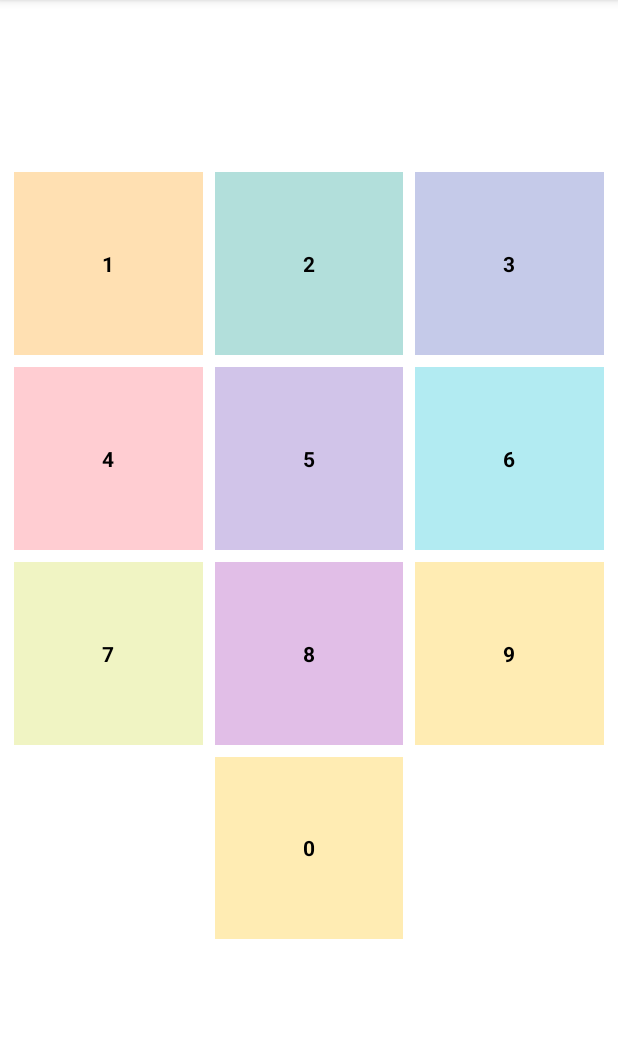
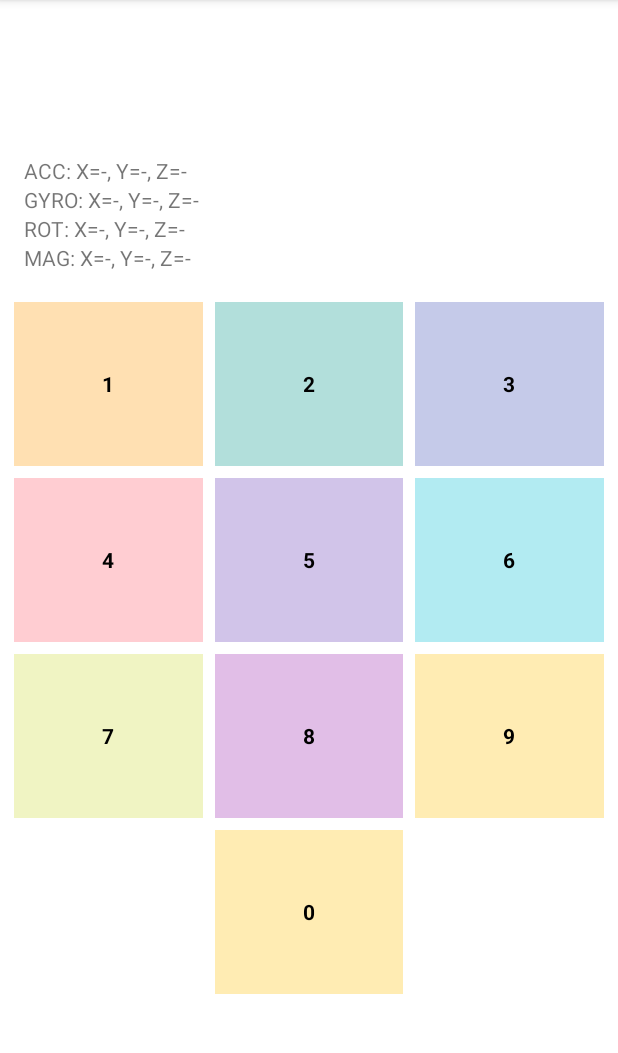
Before and after one commit to donbigi/IOT_andriod_sensor_data, an Android app: the screen it shows after launch (MainActivity), on a phone screen of 412 x 824 dp, the part 84-1137 px from its top. Run offline under Robolectric (Android 15) with nearby library versions, the phone set to English and light mode, and no system bars.

Commit message:
Refactor MainActivity to remove zone dialog and implement live sensor data display; add auto-stop feature for recording in SensorService; update layout for live data presentation.

```diff
--- a/andriod/Project/app/src/main/res/layout/activity_main.xml
+++ b/andriod/Project/app/src/main/res/layout/activity_main.xml
@@ -6,11 +6,53 @@
     android:orientation="vertical"
     tools:context=".MainActivity">
 
-    <!-- Top empty space: 1/6 of screen -->
+
+    <!-- 🔹 Top empty band -->
     <Space
         android:layout_width="match_parent"
         android:layout_height="0dp"
         android:layout_weight="0.4" />
+
+    <!-- Top: Live sensor data (replaces old Space) -->
+    <LinearLayout
+        android:id="@+id/live_panel"
+        android:layout_width="match_parent"
+        android:layout_height="0dp"
+        android:layout_weight="0.4"
+        android:orientation="vertical"
+        android:paddingStart="16dp"
+        android:paddingEnd="16dp"
+        android:paddingTop="8dp"
+        android:paddingBottom="8dp">
+
+        <TextView
+            android:id="@+id/live_acc"
+            android:layout_width="wrap_content"
+            android:layout_height="wrap_content"
+            android:text="ACC: X=-, Y=-, Z=-"
+            android:textSize="14sp" />
+
+        <TextView
+            android:id="@+id/live_gyro"
+            android:layout_width="wrap_content"
+            android:layout_height="wrap_content"
+            android:text="GYRO: X=-, Y=-, Z=-"
+            android:textSize="14sp" />
+
+        <TextView
+            android:id="@+id/live_rot"
+            android:layout_width="wrap_content"
+            android:layout_height="wrap_content"
+            android:text="ROT: X=-, Y=-, Z=-"
+            android:textSize="14sp" />
+
+        <TextView
+            android:id="@+id/live_mag"
+            android:layout_width="wrap_content"
+            android:layout_height="wrap_content"
+            android:text="MAG: X=-, Y=-, Z=-"
+            android:textSize="14sp" />
+    </LinearLayout>
 
     <!-- Keypad: 2/3 of screen -->
     <GridLayout
@@ -276,10 +318,10 @@
 
     </GridLayout>
 
-    <!-- Bottom empty space: 1/6 of screen -->
+    <!-- Bottom empty space -->
     <Space
         android:layout_width="match_parent"
         android:layout_height="0dp"
-        android:layout_weight="0.5" />
+        android:layout_weight="0.4" />
 
 </LinearLayout>
```
Also changed, not shown: andriod/Project/app/src/main/java/com/example/motionpositionsensors/MainActivity.kt (+38 -67 lines), andriod/Project/app/src/main/java/com/example/motionpositionsensors/SensorService.kt (+12 -0 lines), andriod/Project/app/src/main/res/layout/dialog_zone_data.xml (deleted, +0 -55 lines).
